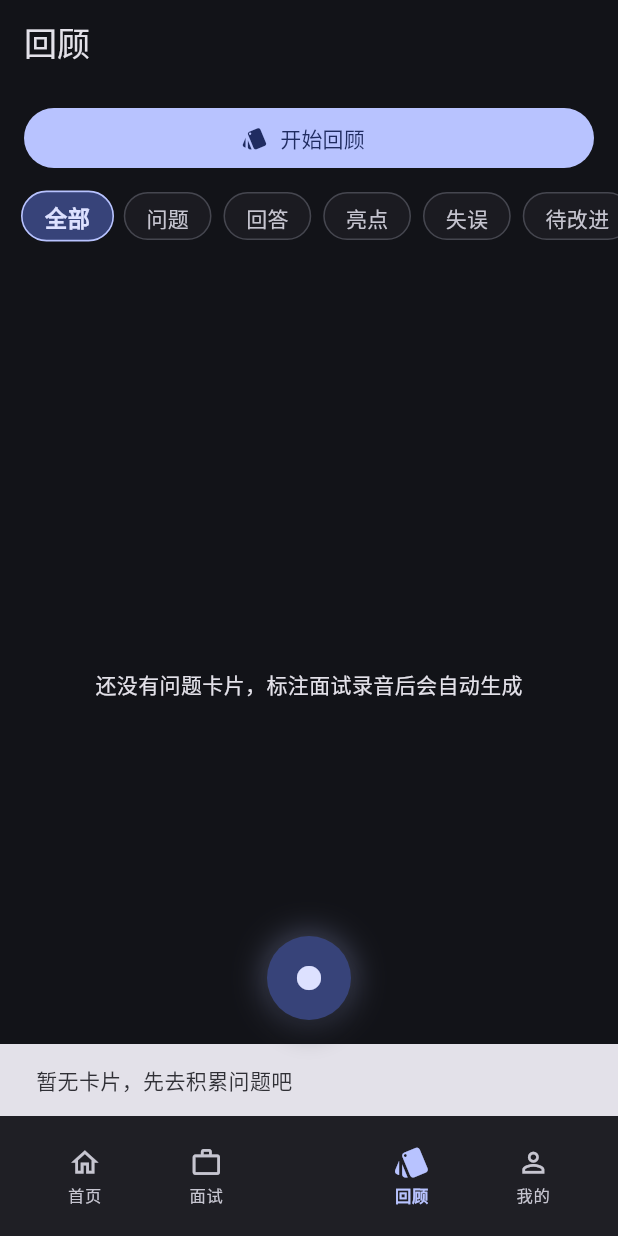
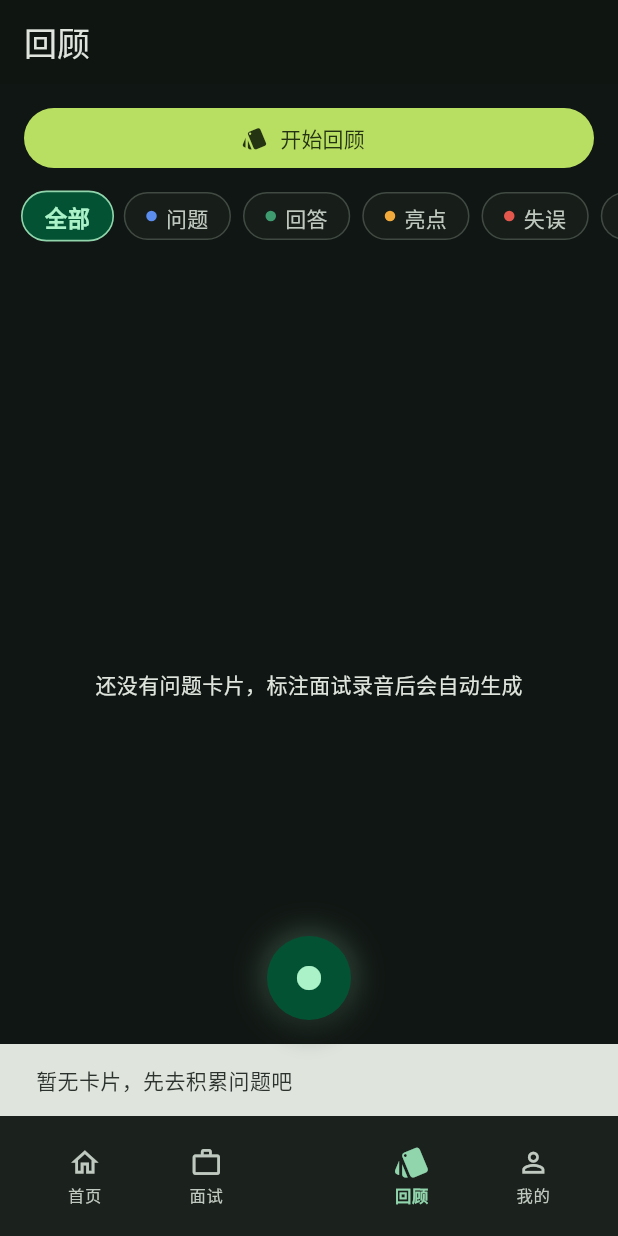
Before and after one commit to MaoXinze/InterviewVault, a Flutter app: the screen it shows after launch, item 3 of the bottom bar chosen, after a tap on "开始回顾", on a phone screen of 412 x 824 dp. Run offline on Flutter 3.47's test engine with Material 3 defaults, Android fonts, the phone set to English and light mode, and no system bars; our stand-ins replace dio, drift, drift_flutter, flutter_riverpod, flutter_secure_storage, go_router; accounts and stored records are empty; generated files the repository leaves out were written again.

Commit message:
W1.6-风格化: 产品人格「清晨·阳光清新」— 生态绿主色×晨光琥珀点睛×暖米纸浅色底(去性冷淡灰)；首页时间问候头(早上好☀/晚上好🌙+中文日期)替代冷标题；CTA改清晨柠檬绿；标签chips语义色小圆点(问题蓝/回答绿/亮点琥珀/失误红/待改进橙)；卡片圆角16→20。性格来自配色/形状/语气，不堆元素；52/52+analyze 0

```diff
--- a/interview_vault/lib/core/theme.dart
+++ b/interview_vault/lib/core/theme.dart
@@ -1,42 +1,56 @@
 import 'package:flutter/material.dart';
 import 'package:flutter_riverpod/flutter_riverpod.dart';
 
-/// Material 3 主题：暗色模式优先，可切浅色（我的页提供切换入口）。
+/// Material 3 主题：产品人格 =「清晨 · 阳光清新」。
+/// 性格来自配色与形状（生态绿 × 晨光琥珀 × 暖米纸），不来自堆元素。
 abstract final class AppTheme {
-  /// 主色：沉稳的靛蓝，深浅两种模式下都有足够对比度。
-  static const Color seedColor = Color(0xFF4C6FFF);
+  /// 主色：清晨自然绿（生态感，饱和度收敛不刺眼）
+  static const Color seedColor = Color(0xFF2E9E6B);
+
+  /// 点睛：晨光琥珀——只用于强调（hero 渐变、亮点标签），不做大面积
+  static const Color sunshine = Color(0xFFF2A93B);
+
+  /// 阳光 CTA：清晨柠檬绿，只给全局主行动按钮
+  static const Color limeCta = Color(0xFFB9DF62);
+  static const Color onLimeCta = Color(0xFF243312);
 
   static final ThemeData light = _build(Brightness.light);
   static final ThemeData dark = _build(Brightness.dark);
 
   static ThemeData _build(Brightness brightness) {
+    final isDark = brightness == Brightness.dark;
     final colorScheme = ColorScheme.fromSeed(
       seedColor: seedColor,
       brightness: brightness,
+    ).copyWith(
+      tertiary: sunshine,
+      tertiaryContainer:
+          isDark ? const Color(0xFF4D3D1A) : const Color(0xFFFFE9C4),
     );
     return ThemeData(
       useMaterial3: true,
       colorScheme: colorScheme,
-      scaffoldBackgroundColor: colorScheme.surface,
+      // 阳光人格的地基：浅色是暖米纸色，深色是带绿意的暖夜色
+      scaffoldBackgroundColor:
+          isDark ? const Color(0xFF101613) : const Color(0xFFF7F4EA),
       cardTheme: CardThemeData(
         elevation: 0,
-        color: colorScheme.surfaceContainerLow,
-        // 暗色下的层次感：细描边代替阴影（Craft/Things 式扁平卡片）
+        color: isDark ? const Color(0xFF1A211C) : Colors.white,
         shape: RoundedRectangleBorder(
-          borderRadius: BorderRadius.circular(16),
+          borderRadius: BorderRadius.circular(20),
           side: BorderSide(
             color: colorScheme.outlineVariant.withValues(alpha: 0.4),
           ),
         ),
       ),
       navigationBarTheme: NavigationBarThemeData(
-        backgroundColor: colorScheme.surfaceContainerLow,
+        backgroundColor: isDark ? const Color(0xFF1A211C) : Colors.white,
       ),
     );
   }
 }
 
-/// 暗色模式优先：默认 ThemeMode.dark，W1 提供内存级切换（W4 打磨时再持久化）。
+/// 暗色模式优先：默认 ThemeMode.dark，切换走圆形扩散（模式①）。
 class ThemeModeNotifier extends Notifier<ThemeMode> {
   @override
   ThemeMode build() => ThemeMode.dark;
--- a/interview_vault/lib/features/home/presentation/home_page.dart
+++ b/interview_vault/lib/features/home/presentation/home_page.dart
@@ -5,7 +5,8 @@ import 'package:go_router/go_router.dart';
 import '../../../core/providers.dart';
 import '../../../core/widgets/motion.dart';
 
-/// 首页：快捷入口 + 待回顾 hero（卡片堆叠 + 数字滚动）+ 今日汇总 + 最近面试。
+/// 首页：时间问候 + 快捷入口 + 待回顾 hero（卡片堆叠 + 数字滚动）+ 最近面试。
+/// 人格：清晨·阳光——问候语是亲近感的来源，配色性格在主题层统一。
 class HomePage extends ConsumerWidget {
   const HomePage({super.key});
 
@@ -13,13 +14,16 @@ class HomePage extends ConsumerWidget {
   Widget build(BuildContext context, WidgetRef ref) {
     final cardCount = ref.watch(flashcardCountProvider).value ?? 0;
     final interviews = ref.watch(interviewsStreamProvider).value ?? [];
+    final now = DateTime.now();
 
     return Scaffold(
       key: const Key('page_home'),
-      appBar: AppBar(title: const Text('InterviewVault')),
-      body: ListView(
-        padding: const EdgeInsets.all(16),
+      body: SafeArea(
+        child: ListView(
+          padding: const EdgeInsets.fromLTRB(20, 12, 20, 16),
           children: [
+            _GreetingHeader(now: now),
+            const SizedBox(height: 20),
             StaggeredItem(
               index: 0,
               child: Row(
@@ -100,11 +104,66 @@ class HomePage extends ConsumerWidget {
             ),
           ],
         ),
+      ),
     );
   }
 }
 
-/// 待回顾 hero：两层"卡背"堆叠 + 渐变主卡 + 数字滚动（辨识度担当）。
+/// 时间问候头：产品的"清晨"人格从这里开始。
+class _GreetingHeader extends StatelessWidget {
+  const _GreetingHeader({required this.now});
+
+  final DateTime now;
+
+  (String, String) get _greeting {
+    final hour = now.hour;
+    if (hour >= 5 && hour < 11) return ('早上好 ☀', '新的一天，从复盘一道题开始');
+    if (hour >= 11 && hour < 13) return ('中午好 🌤', '午休刷两道题，稳住手感');
+    if (hour >= 13 && hour < 18) return ('下午好 🌤', '把上午的问题趁热记下来');
+    return ('晚上好 🌙', '睡前复盘，明天更稳');
+  }
+
+  String get _dateLabel {
+    const weekdays = ['一', '二', '三', '四', '五', '六', '日'];
+    return '${now.month}月${now.day}日 · 周${weekdays[now.weekday - 1]}';
+  }
+
+  @override
+  Widget build(BuildContext context) {
+    final (title, subtitle) = _greeting;
+    return Column(
+      crossAxisAlignment: CrossAxisAlignment.start,
+      children: [
+        Text(
+          title,
+          style: Theme.of(context)
+              .textTheme
+              .headlineMedium
+              ?.copyWith(fontWeight: FontWeight.w700),
+        ),
+        const SizedBox(height: 4),
+        Row(
+          children: [
+            Text(_dateLabel,
+                style: Theme.of(context).textTheme.bodySmall?.copyWith(
+                      color: Theme.of(context).colorScheme.primary,
+                      fontWeight: FontWeight.w600,
+                    )),
+            const SizedBox(width: 8),
+            Text(
+              subtitle,
+              style: Theme.of(context).textTheme.bodySmall?.copyWith(
+                    color: Theme.of(context).colorScheme.onSurfaceVariant,
+                  ),
+            ),
+          ],
+        ),
+      ],
+    );
+  }
+}
+
+/// 待回顾 hero：两层"卡背"堆叠 + 渐变主卡（绿→晨光琥珀）+ 数字滚动。
 class _ReviewHero extends StatelessWidget {
   const _ReviewHero({required this.count});
 
@@ -147,7 +206,7 @@ class _ReviewHero extends StatelessWidget {
             width: double.infinity,
             padding: const EdgeInsets.all(20),
             decoration: BoxDecoration(
-              borderRadius: BorderRadius.circular(20),
+              borderRadius: BorderRadius.circular(24),
               gradient: LinearGradient(
                 begin: Alignment.topLeft,
                 end: Alignment.bottomRight,
@@ -224,7 +283,7 @@ class _QuickAction extends StatelessWidget {
         child: Card(
           child: InkWell(
             onTap: onTap,
-            borderRadius: BorderRadius.circular(16),
+            borderRadius: BorderRadius.circular(20),
             child: Padding(
               padding: const EdgeInsets.symmetric(vertical: 16),
               child: Column(
--- a/interview_vault/lib/features/review/presentation/review_page.dart
+++ b/interview_vault/lib/features/review/presentation/review_page.dart
@@ -3,6 +3,7 @@ import 'package:flutter_riverpod/flutter_riverpod.dart';
 
 import '../../../core/motion.dart';
 import '../../../core/providers.dart';
+import '../../../core/theme.dart';
 import '../../../core/widgets/motion.dart';
 import '../../../data/database/app_database.dart';
 
@@ -16,6 +17,16 @@ class ReviewPage extends ConsumerStatefulWidget {
 
 class _ReviewPageState extends ConsumerState<ReviewPage> {
   final Set<String> _selectedTags = {};
+
+  /// 语义色小圆点：性格与信息量兼得（与系统标签一一对应）
+  Color? _tagDotColor(String name) => switch (name) {
+        '问题' => const Color(0xFF5B8DEF),
+        '回答' => const Color(0xFF3D9B6F),
+        '亮点' => AppTheme.sunshine,
+        '失误' => const Color(0xFFE4574C),
+        '待改进' => const Color(0xFFE8873B),
+        _ => null,
+      };
 
   @override
   Widget build(BuildContext context) {
@@ -40,6 +51,11 @@ class _ReviewPageState extends ConsumerState<ReviewPage> {
             child: SizedBox(
               width: double.infinity,
               child: FilledButton.icon(
+                style: FilledButton.styleFrom(
+                  // 阳光 CTA：全局唯一的柠檬绿主行动
+                  backgroundColor: AppTheme.limeCta,
+                  foregroundColor: AppTheme.onLimeCta,
+                ),
                 onPressed: () => ScaffoldMessenger.of(context).showSnackBar(
                   SnackBar(
                     content: Text(
@@ -68,6 +84,7 @@ class _ReviewPageState extends ConsumerState<ReviewPage> {
                   _TagChip(
                     label: tag.name,
                     active: _selectedTags.contains(tag.name),
+                    dot: _tagDotColor(tag.name),
                     onTap: () => setState(() {
                       _selectedTags.contains(tag.name)
                           ? _selectedTags.remove(tag.name)
@@ -122,11 +139,15 @@ class _TagChip extends StatelessWidget {
     required this.label,
     required this.active,
     required this.onTap,
+    this.dot,
   });
 
   final String label;
   final bool active;
   final VoidCallback onTap;
+
+  /// 语义色小圆点（可空：如"全部"）
+  final Color? dot;
 
   @override
   Widget build(BuildContext context) {
@@ -152,7 +173,21 @@ class _TagChip extends StatelessWidget {
               color: active ? colorScheme.primary : colorScheme.outlineVariant,
             ),
           ),
-          child: Text(
+          child: Row(
+            mainAxisSize: MainAxisSize.min,
+            children: [
+              if (dot != null) ...[
+                Container(
+                  width: 7,
+                  height: 7,
+                  decoration: BoxDecoration(
+                    color: dot,
+                    shape: BoxShape.circle,
+                  ),
+                ),
+                const SizedBox(width: 6),
+              ],
+              Text(
                 label,
                 style: TextStyle(
                   color: active
@@ -161,6 +196,8 @@ class _TagChip extends StatelessWidget {
                   fontWeight: active ? FontWeight.w600 : FontWeight.w400,
                 ),
               ),
+            ],
+          ),
         ),
       ),
     );
```
Lines whose indentation alone changed are shown as unchanged.
